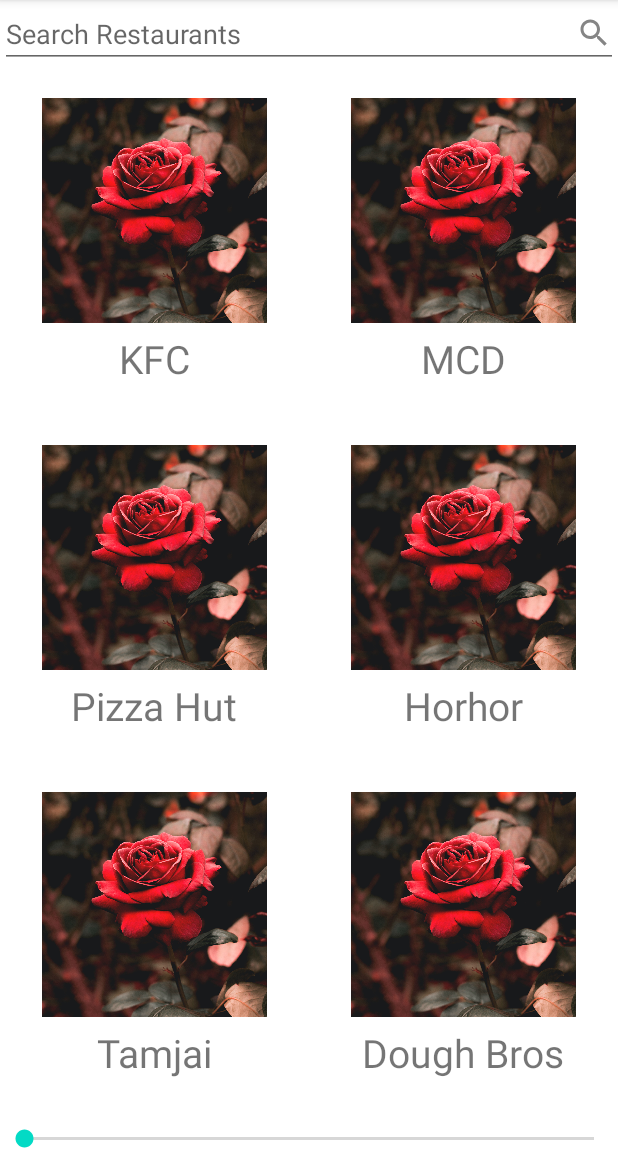
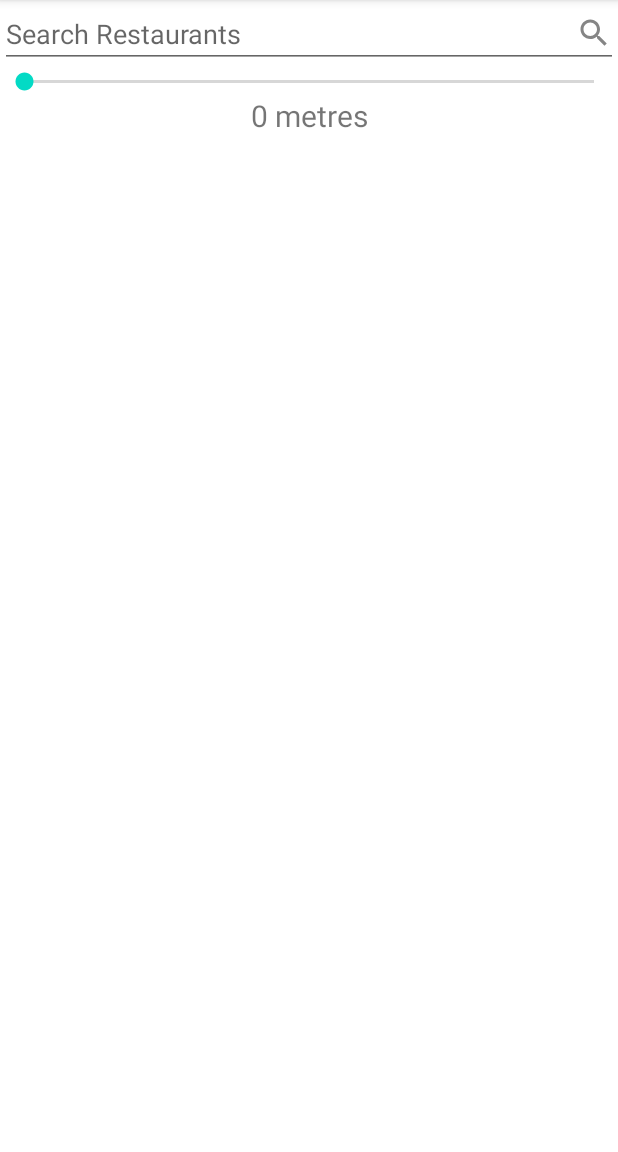
Before and after one commit to TratikDixit/FoodBuddy, an Android app: the screen it shows after launch (MainActivity), on a phone screen of 412 x 824 dp, the part 84-1236 px from its top. Run offline under Robolectric (Android 15) with nearby library versions, the phone set to English and light mode, and no system bars; our stand-ins replace Firebase (no records; nobody signed in at launch, a user with empty details on screens opened directly); 2 statements that could not run were skipped.

```diff
--- a/app/build.gradle
+++ b/app/build.gradle
@@ -1,5 +1,6 @@
 plugins {
     id 'com.android.application'
+    id 'com.google.gms.google-services'
 }
 
 android {
@@ -39,6 +40,7 @@ dependencies {
     implementation 'androidx.appcompat:appcompat:1.3.1'
     implementation 'com.google.android.material:material:1.4.0'
     implementation 'androidx.constraintlayout:constraintlayout:2.1.1'
+    implementation 'com.google.firebase:firebase-firestore:24.0.0'
     testImplementation 'junit:junit:4.+'
     androidTestImplementation 'androidx.test.ext:junit:1.1.3'
     androidTestImplementation 'androidx.test.espresso:espresso-core:3.4.0'
--- a/app/src/main/AndroidManifest.xml
+++ b/app/src/main/AndroidManifest.xml
@@ -1,6 +1,10 @@
 <?xml version="1.0" encoding="utf-8"?>
 <manifest xmlns:android="http://schemas.android.com/apk/res/android"
     package="hk.hku.cs.foodbuddy">
+
+    <uses-permission android:name="android.permission.INTERNET"/>
+    <uses-permission android:name="android.permission.ACCESS_FINE_LOCATION"/>
+    <uses-permission android:name="android.permission.ACCESS_COARSE_LOCATION"/>
 
     <application
         android:allowBackup="true"
--- a/app/src/main/java/hk/hku/cs/foodbuddy/MainActivity.java
+++ b/app/src/main/java/hk/hku/cs/foodbuddy/MainActivity.java
@@ -1,61 +1,147 @@
 package hk.hku.cs.foodbuddy;
 
+import androidx.annotation.NonNull;
 import androidx.appcompat.app.AppCompatActivity;
+import androidx.core.app.ActivityCompat;
 
+import android.Manifest;
 import android.content.Context;
+import android.content.pm.PackageManager;
 import android.graphics.Rect;
+import android.location.Location;
+import android.location.LocationListener;
+import android.location.LocationManager;
 import android.os.Bundle;
 
 
 import android.text.Editable;
 import android.text.TextWatcher;
+import android.util.Log;
 import android.view.MotionEvent;
 import android.view.View;
 import android.view.inputmethod.InputMethodManager;
 import android.widget.AdapterView;
 import android.widget.EditText;
+import android.widget.SeekBar;
+import android.widget.TextView;
 import android.widget.Toast;
 
+
+import com.google.android.gms.tasks.OnCompleteListener;
+import com.google.android.gms.tasks.Task;
+import com.google.firebase.firestore.FirebaseFirestore;
+import com.google.firebase.firestore.QueryDocumentSnapshot;
+import com.google.firebase.firestore.QuerySnapshot;
 
 import java.util.ArrayList;
 import java.util.List;
 
 import hk.hku.cs.foodbuddy.databinding.ActivityMainBinding;
 
-public class MainActivity extends AppCompatActivity {
+public class MainActivity extends AppCompatActivity implements LocationListener {
 
 
     ActivityMainBinding binding;
-    String[] restaurantName = {"KFC","MCD","Pizza Hut", "Horhor", "Tamjai", "Dough Bros"};
-    int[] restaurantImages = {R.drawable.a,R.drawable.a,R.drawable.a,R.drawable.a,R.drawable.a,R.drawable.a};
-
+    LocationManager locationManager;
+    double latitude;
+    double longitude;
+    SeekBar seekBar;
+    int currentDistance;
     List<RestaurantModel> restaurantModelList = new ArrayList<>();
-
+    TextView textDistance;
 
     @Override
-    protected void onCreate(Bundle savedInstanceState)
-    {
+    protected void onCreate(Bundle savedInstanceState) {
         super.onCreate(savedInstanceState);
         binding = ActivityMainBinding.inflate(getLayoutInflater());
         setContentView(binding.getRoot());
 
-        for(int i = 0;i < restaurantName.length;i++){
-
-            RestaurantModel itemsModel = new RestaurantModel(restaurantName[i],restaurantImages[i]);
-
-            restaurantModelList.add(itemsModel);
-
+        if (ActivityCompat.checkSelfPermission(MainActivity.this, Manifest.permission.ACCESS_FINE_LOCATION)
+                != PackageManager.PERMISSION_GRANTED && ActivityCompat.checkSelfPermission(MainActivity.this, Manifest.permission.ACCESS_COARSE_LOCATION)
+                != PackageManager.PERMISSION_GRANTED) {
+            ActivityCompat.requestPermissions(MainActivity.this, new String[]{
+                    Manifest.permission.ACCESS_FINE_LOCATION
+            }, 100);
         }
 
+        locationManager = (LocationManager) getSystemService(Context.LOCATION_SERVICE);
+        Location location = locationManager.getLastKnownLocation(LocationManager.NETWORK_PROVIDER);
+        onLocationChanged(location);
 
-        GridAdapter gridAdapter = new GridAdapter(MainActivity.this,restaurantModelList);
+        textDistance = (TextView) findViewById(R.id.distance);
+
+        GridAdapter gridAdapter = new GridAdapter(MainActivity.this, restaurantModelList);
         binding.gridView.setAdapter(gridAdapter);
+        FirebaseFirestore db = FirebaseFirestore.getInstance();
+        db.collection("Restaurants").get().addOnCompleteListener(new OnCompleteListener<QuerySnapshot>() {
+            @Override
+            public void onComplete(@NonNull Task<QuerySnapshot> task) {
+                if (task.isSuccessful()) {
+                    for (QueryDocumentSnapshot document : task.getResult()) {
+                        double lat1 = document.getGeoPoint("loc").getLatitude();
+                        double lon1 = document.getGeoPoint("loc").getLongitude();
+                        Log.d("TAG", "Error getting documents: " + distance(lat1, lon1, latitude, longitude, 'k'));
+                        int iconResId = getResources().getIdentifier("r" + document.getId(), "drawable", getPackageName());
+                        restaurantModelList.add(new RestaurantModel(document.getString("name"), iconResId));
+                        gridAdapter.notifyDataSetChanged();
+                    }
+                } else {
+                    Log.d("TAG", "Error getting documents: ", task.getException());
+                }
+            }
+        });
+
+
+        seekBar = (SeekBar) findViewById(R.id.seekBar);
+        seekBar.setMax(5);
+        seekBar.setOnSeekBarChangeListener(new SeekBar.OnSeekBarChangeListener() {
+            @Override
+            public void onProgressChanged(SeekBar seekBar, int i, boolean b) {
+                currentDistance = i * 200;
+                textDistance.setText(currentDistance + " metres");
+                restaurantModelList.clear();
+                FirebaseFirestore db = FirebaseFirestore.getInstance();
+                db.collection("Restaurants").get().addOnCompleteListener(new OnCompleteListener<QuerySnapshot>() {
+                    @Override
+                    public void onComplete(@NonNull Task<QuerySnapshot> task) {
+                        if (task.isSuccessful()) {
+                            for (QueryDocumentSnapshot document : task.getResult()) {
+                                double lat1 = document.getGeoPoint("loc").getLatitude();
+                                double lon1 = document.getGeoPoint("loc").getLongitude();
+                                if (currentDistance == 0) {
+                                    int iconResId = getResources().getIdentifier("r" + document.getId(), "drawable", getPackageName());
+                                    restaurantModelList.add(new RestaurantModel(document.getString("name"), iconResId));
+                                    gridAdapter.notifyDataSetChanged();
+                                } else if (currentDistance >= distance(lat1, lon1, latitude, longitude, 'k') * 1000) {
+                                    int iconResId = getResources().getIdentifier("r" + document.getId(), "drawable", getPackageName());
+                                    restaurantModelList.add(new RestaurantModel(document.getString("name"), iconResId));
+                                    gridAdapter.notifyDataSetChanged();
+                                }
+                            }
+                        } else {
+                            Log.d("TAG", "Error getting documents: ", task.getException());
+                        }
+                    }
+                });
+            }
+
+            @Override
+            public void onStartTrackingTouch(SeekBar seekBar) {
+
+            }
+
+            @Override
+            public void onStopTrackingTouch(SeekBar seekBar) {
+
+            }
+        });
+
 
         binding.gridView.setOnItemClickListener(new AdapterView.OnItemClickListener() {
             @Override
             public void onItemClick(AdapterView<?> adapterView, View view, int i, long l) {
 
-                Toast.makeText(MainActivity.this, "You Clicked on "+ restaurantName[i], Toast.LENGTH_SHORT).show();
+                Toast.makeText(MainActivity.this, "You Clicked on " + restaurantModelList.get(i).getName(), Toast.LENGTH_SHORT).show();
 
             }
         });
@@ -88,10 +174,10 @@ public class MainActivity extends AppCompatActivity {
                 final int DRAWABLE_RIGHT = 2;
                 final int DRAWABLE_BOTTOM = 3;
 
-                if(event.getAction() == MotionEvent.ACTION_UP) {
-                    if(event.getRawX() >= (filter.getRight() - filter.getCompoundDrawables()[DRAWABLE_RIGHT].getBounds().width())) {
+                if (event.getAction() == MotionEvent.ACTION_UP) {
+                    if (event.getRawX() >= (filter.getRight() - filter.getCompoundDrawables()[DRAWABLE_RIGHT].getBounds().width())) {
                         // your action here
-                        InputMethodManager imm = (InputMethodManager)getSystemService(INPUT_METHOD_SERVICE);
+                        InputMethodManager imm = (InputMethodManager) getSystemService(INPUT_METHOD_SERVICE);
                         imm.hideSoftInputFromWindow(v.getWindowToken(), 0);
                         return true;
                     }
@@ -101,20 +187,49 @@ public class MainActivity extends AppCompatActivity {
         });
     }
 
+    private double deg2rad(double deg) {
+        return (deg * Math.PI / 180.0);
+    }
+
+    private double rad2deg(double rad) {
+        return (rad * 180.0 / Math.PI);
+    }
+
+
+    private double distance(double lat1, double lon1, double lat2, double lon2, char unit) {
+        double theta = lon1 - lon2;
+        double dist = Math.sin(deg2rad(lat1)) * Math.sin(deg2rad(lat2)) + Math.cos(deg2rad(lat1)) * Math.cos(deg2rad(lat2)) * Math.cos(deg2rad(theta));
+        dist = Math.acos(dist);
+        dist = rad2deg(dist);
+        dist = dist * 60 * 1.1515;
+        if (unit == 'K') {
+            dist = dist * 1.609344;
+        } else if (unit == 'N') {
+            dist = dist * 0.8684;
+        }
+        return (dist);
+    }
+
     @Override
     public boolean dispatchTouchEvent(MotionEvent event) {
         if (event.getAction() == MotionEvent.ACTION_DOWN) {
             View v = getCurrentFocus();
-            if ( v instanceof EditText) {
+            if (v instanceof EditText) {
                 Rect outRect = new Rect();
                 v.getGlobalVisibleRect(outRect);
-                if (!outRect.contains((int)event.getRawX(), (int)event.getRawY())) {
+                if (!outRect.contains((int) event.getRawX(), (int) event.getRawY())) {
                     v.clearFocus();
                     InputMethodManager imm = (InputMethodManager) getSystemService(Context.INPUT_METHOD_SERVICE);
                     imm.hideSoftInputFromWindow(v.getWindowToken(), 0);
                 }
             }
         }
-        return super.dispatchTouchEvent( event );
+        return super.dispatchTouchEvent(event);
+    }
+
+    @Override
+    public void onLocationChanged(@NonNull Location location) {
+        latitude = location.getLatitude();
+        longitude = location.getLongitude();
     }
 }
--- a/app/src/main/res/layout/activity_main.xml
+++ b/app/src/main/res/layout/activity_main.xml
@@ -1,42 +1,44 @@
 <?xml version="1.0" encoding="utf-8"?>
 
-<LinearLayout
-    xmlns:android="http://schemas.android.com/apk/res/android"
+<LinearLayout xmlns:android="http://schemas.android.com/apk/res/android"
     xmlns:tools="http://schemas.android.com/tools"
     android:layout_width="match_parent"
     android:layout_height="match_parent"
-    tools:context=".MainActivity"
     android:clickable="true"
     android:focusableInTouchMode="true"
-    android:orientation="vertical">
+    android:orientation="vertical"
+    tools:context=".MainActivity">
 
     <EditText
+        android:id="@+id/searchBar"
         android:layout_width="match_parent"
         android:layout_height="wrap_content"
         android:drawableRight="@drawable/ic_action_name"
         android:hint="Search Restaurants"
-        android:singleLine="true"
         android:imeOptions="actionDone"
-        android:id="@+id/searchBar"/>
+        android:singleLine="true" />
+
+    <SeekBar
+        android:id="@+id/seekBar"
+        android:layout_width="match_parent"
+        android:layout_height="wrap_content"
+        android:maxHeight="6dip"
+        android:minHeight="6dip"></SeekBar>
+
+    <TextView
+        android:id="@+id/distance"
+        android:layout_width="match_parent"
+        android:layout_height="wrap_content"
+        android:gravity="center"
+        android:text="0 metres"
+        android:textSize="20sp" />
 
     <GridView
         android:id="@+id/gridView"
         android:layout_width="match_parent"
         android:layout_height="wrap_content"
-        android:numColumns="2" />
+        android:numColumns="2"
+        android:scrollbars="vertical" />
 
-    <RelativeLayout
-        android:layout_width="match_parent"
-        android:layout_height="match_parent">
-        <SeekBar
-            android:id="@+id/seekBar"
-            android:layout_width="match_parent"
-            android:layout_height="wrap_content"
-            android:minHeight="6dip"
-            android:maxHeight="6dip"
-            android:layout_alignParentBottom="true"
-            >
-        </SeekBar>
-    </RelativeLayout>
 
 </LinearLayout>
--- a/build.gradle
+++ b/build.gradle
@@ -6,6 +6,7 @@ buildscript {
     }
     dependencies {
         classpath "com.android.tools.build:gradle:7.0.2"
+        classpath 'com.google.gms:google-services:4.3.3'
 
         // NOTE: Do not place your application dependencies here; they belong
         // in the individual module build.gradle files
```
Also changed, not shown: app/src/main/res/drawable-hdpi/ic_action_name.png (deleted), app/src/main/res/drawable-mdpi/ic_action_name.png (deleted), app/src/main/res/drawable-xhdpi/ic_action_name.png (deleted), app/src/main/res/drawable-xxhdpi/ic_action_name.png (deleted), app/src/main/res/drawable-xxxhdpi/ic_action_name.png (added), app/src/main/res/drawable-xxxhdpi/r1.jpg (added), app/src/main/res/drawable-xxxhdpi/r10.jpg (added), app/src/main/res/drawable-xxxhdpi/r2.png (added), app/src/main/res/drawable-xxxhdpi/r3.jpg (added), app/src/main/res/drawable-xxxhdpi/r4.png (added), app/src/main/res/drawable-xxxhdpi/r5.png (added), app/src/main/res/drawable-xxxhdpi/r6.png (added), app/src/main/res/drawable-xxxhdpi/r7.png (added), app/src/main/res/drawable-xxxhdpi/r8.png (added), 1 more files, 1 other file.
